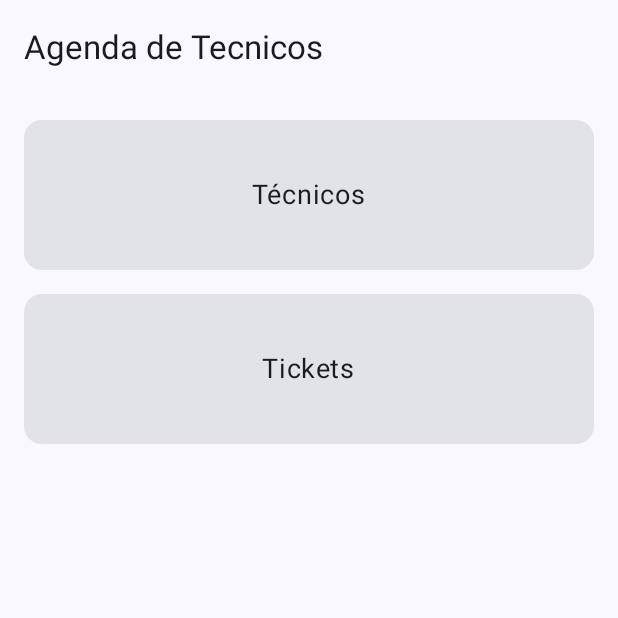
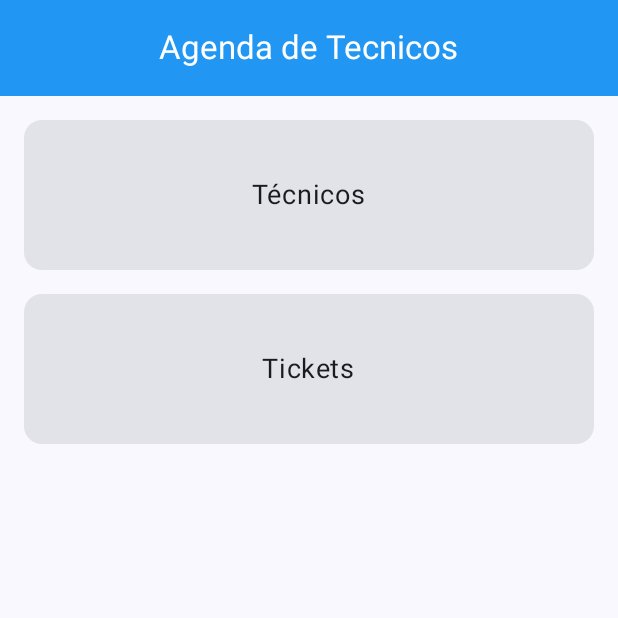
Before and after one commit to freimyhidalgo77/RegistroTecnicosAP2, an Android app built with Jetpack Compose: the screen it shows after launch (MainActivity), on a phone screen of 412 x 824 dp, the top half of it. Run offline under Robolectric (Android 15) with nearby library versions, the phone set to English and light mode, and no system bars; our stand-ins replace Room's generated code.

Commit message:
Añadiendo color al menu principal

```diff
--- a/app/src/main/java/edu/ucne/registrotecnico/presentation/HomeScreenTech.kt
+++ b/app/src/main/java/edu/ucne/registrotecnico/presentation/HomeScreenTech.kt
@@ -6,6 +6,7 @@ import androidx.compose.foundation.clickable
 import androidx.compose.material3.DrawerValue
 import androidx.compose.material3.rememberDrawerState
 import androidx.compose.ui.Alignment
+import androidx.compose.ui.graphics.Color
 import androidx.compose.ui.unit.dp
 import androidx.compose.ui.unit.sp
 import androidx.navigation.NavHostController
@@ -17,12 +18,21 @@ fun HomeScreen(navController: NavHostController) {
     val drawerState = rememberDrawerState(initialValue = DrawerValue.Open)
     val scope = rememberCoroutineScope()
 
-        Scaffold(
-            topBar = {
-                TopAppBar(
-                    title = { Text("Agenda de Tecnicos") }
+    Scaffold(
+        topBar = {
+            CenterAlignedTopAppBar(
+                title = {
+                    Text(
+                        text = "Agenda de Tecnicos",
+                        color = Color.White
+                    )
+                },
+                colors = TopAppBarDefaults.centerAlignedTopAppBarColors(
+                    containerColor = Color(0xFF2196F3)
                 )
-            }
+            )
+        },
+
         ) { padding ->
 
                 Column(
```
